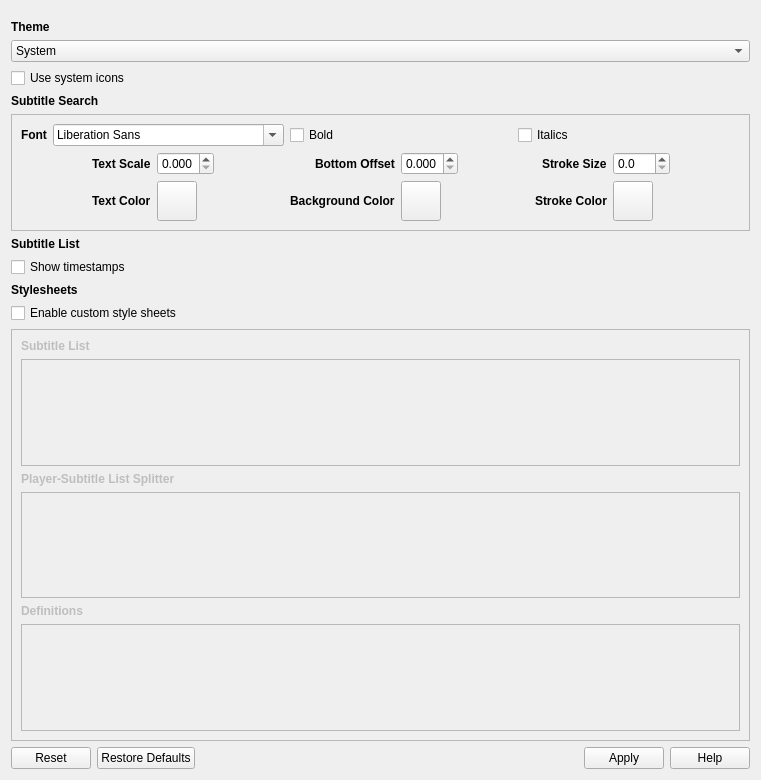
The window that src/gui/widgets/settings/interfacesettings.ui (ripose-jp/Memento) describes before a commit, drawn with Qt 5.
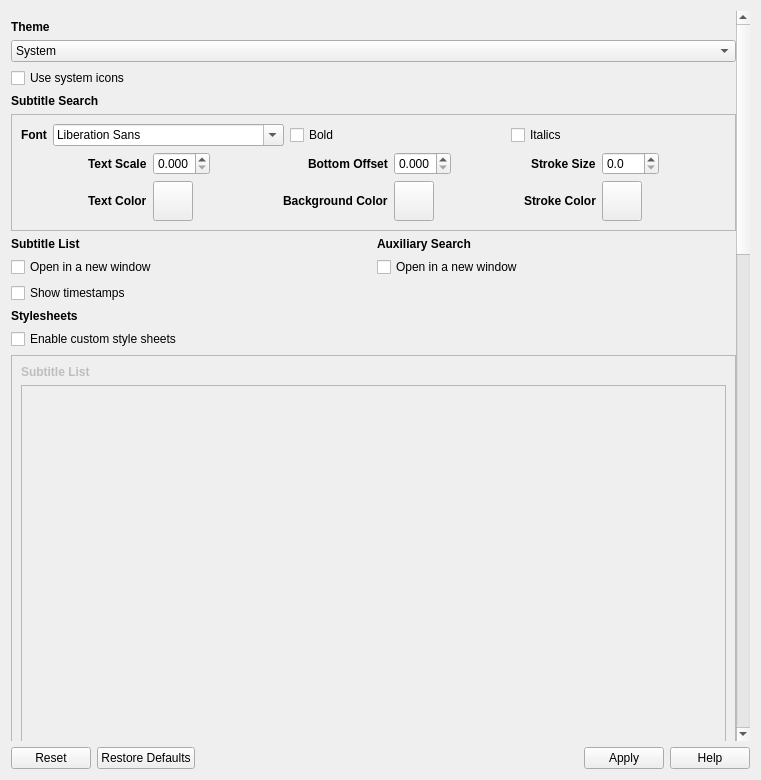
The same window after the commit.

Commit message:
interfacesettings: add option to open sub list and search in a window
Allows the user to open the Subtitle List and manual Search Widget in a
new window seperate from the MainWindow. This should be nice for people
with multi-monitor setups.

The edit to the form file:
```diff
--- a/src/gui/widgets/settings/interfacesettings.ui
+++ b/src/gui/widgets/settings/interfacesettings.ui
@@ -26,9 +26,9 @@
       <property name="geometry">
        <rect>
         <x>0</x>
-        <y>0</y>
+        <y>-1115</y>
         <width>728</width>
-        <height>779</height>
+        <height>2352</height>
        </rect>
       </property>
       <layout class="QVBoxLayout" name="verticalLayout_2">
@@ -375,6 +375,21 @@
         </widget>
        </item>
        <item>
+        <layout class="QGridLayout" name="layoutSubSearch">
+         <item row="0" column="1">
+          <widget class="QLabel" name="labelAuxSearch">
+           <property name="font">
+            <font>
+             <weight>75</weight>
+             <bold>true</bold>
+            </font>
+           </property>
+           <property name="text">
+            <string>Auxiliary Search</string>
+           </property>
+          </widget>
+         </item>
+         <item row="0" column="0">
         <widget class="QLabel" name="labelSubList_2">
          <property name="font">
           <font>
@@ -387,13 +402,35 @@
          </property>
         </widget>
        </item>
-       <item>
+         <item row="2" column="0">
         <widget class="QCheckBox" name="checkSubListTimestamps">
          <property name="text">
           <string>Show timestamps</string>
          </property>
         </widget>
        </item>
+         <item row="1" column="0">
+          <widget class="QCheckBox" name="checkSubListWindow">
+           <property name="toolTip">
+            <string>Opens the subtitle list in a separate window if enabled.</string>
+           </property>
+           <property name="text">
+            <string>Open in a new window</string>
+           </property>
+          </widget>
+         </item>
+         <item row="1" column="1">
+          <widget class="QCheckBox" name="checkAuxSearchWindow">
+           <property name="toolTip">
+            <string>Opens the search in a separate window if enabled.</string>
+           </property>
+           <property name="text">
+            <string>Open in a new window</string>
+           </property>
+          </widget>
+         </item>
+        </layout>
+       </item>
        <item>
         <widget class="QLabel" name="labelStylesheets">
          <property name="font">
@@ -444,7 +481,14 @@
            </widget>
           </item>
           <item>
-           <widget class="QPlainTextEdit" name="editSubList"/>
+           <widget class="QPlainTextEdit" name="editSubList">
+            <property name="minimumSize">
+             <size>
+              <width>0</width>
+              <height>600</height>
+             </size>
+            </property>
+           </widget>
           </item>
           <item>
            <widget class="QLabel" name="labelSplitter">
@@ -460,7 +504,14 @@
            </widget>
           </item>
           <item>
-           <widget class="QPlainTextEdit" name="editSplitter"/>
+           <widget class="QPlainTextEdit" name="editSplitter">
+            <property name="minimumSize">
+             <size>
+              <width>0</width>
+              <height>600</height>
+             </size>
+            </property>
+           </widget>
           </item>
           <item>
            <widget class="QLabel" name="labelDefinitions">
@@ -476,7 +527,14 @@
            </widget>
           </item>
           <item>
-           <widget class="QPlainTextEdit" name="editDefinitions"/>
+           <widget class="QPlainTextEdit" name="editDefinitions">
+            <property name="minimumSize">
+             <size>
+              <width>0</width>
+              <height>600</height>
+             </size>
+            </property>
+           </widget>
           </item>
          </layout>
         </widget>
```
Left out of the diff: 2 changed lines with no effect on the pictures. Lines whose indentation alone changed are shown as unchanged. The commit also changes 5 other files.
